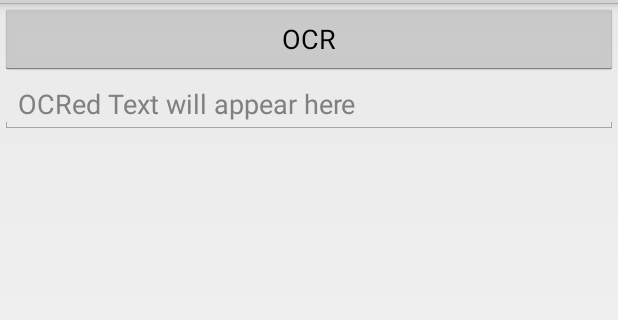
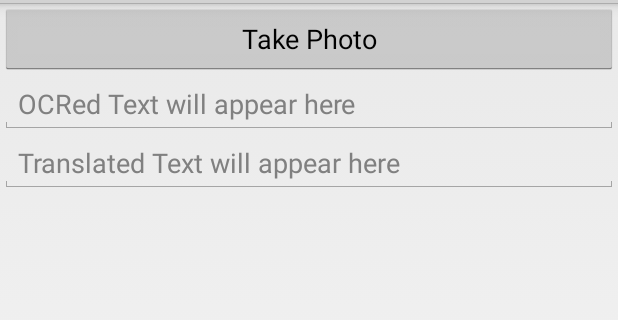
Before and after one commit to accavdar/DroidTranslate, an Android app: the layout main.xml on its own in the app's theme, with its tools: preview values and no code run, on a phone screen of 412 x 824 dp, the part 69-389 px from its top. Run offline under Robolectric (Android 15) with nearby library versions, the phone set to English and light mode, and no system bars.

Commit message:
google translate api is integrated.

```diff
--- a/DroidTranslate/build.gradle
+++ b/DroidTranslate/build.gradle
@@ -4,7 +4,7 @@ buildscript {
     }
 
     dependencies {
-        classpath 'com.android.tools.build:gradle:0.6.+'
+        classpath 'com.android.tools.build:gradle:0.7.+'
     }
 }
 apply plugin: 'android'
--- a/DroidTranslate/src/main/AndroidManifest.xml
+++ b/DroidTranslate/src/main/AndroidManifest.xml
@@ -17,7 +17,7 @@
         <activity
             android:configChanges="orientation|keyboardHidden"
             android:label="@string/app_name"
-            android:name="net.cavdar.android.droidtranslate.SimpleOcrActivity">
+            android:name="ui.SimpleOcrActivity">
             <intent-filter>
                 <action android:name="android.intent.action.MAIN" />
 
@@ -26,6 +26,7 @@
         </activity>
     </application>
 
+    <uses-permission android:name="android.permission.INTERNET" />
     <uses-permission android:name="android.permission.CAMERA" />
     <uses-permission android:name="android.permission.FLASHLIGHT" />
     <uses-permission android:name="android.permission.WRITE_EXTERNAL_STORAGE" />
--- a/DroidTranslate/src/main/res/layout/main.xml
+++ b/DroidTranslate/src/main/res/layout/main.xml
@@ -5,15 +5,21 @@
     android:orientation="vertical">
 
     <Button
-        android:id="@+id/button"
+        android:id="@+id/photo"
         android:layout_width="match_parent"
         android:layout_height="wrap_content"
-        android:text="@string/button_text" />
+        android:text="@string/button_photo" />
 
     <EditText
-        android:id="@+id/field"
+        android:id="@+id/ocred"
         android:layout_width="match_parent"
         android:layout_height="wrap_content"
-        android:hint="@string/text_hint" />
+        android:hint="@string/text_ocr" />
+
+    <EditText
+        android:id="@+id/translated"
+        android:layout_width="match_parent"
+        android:layout_height="wrap_content"
+        android:hint="@string/text_translate" />
 
 </LinearLayout>
--- a/DroidTranslate/src/main/res/values/strings.xml
+++ b/DroidTranslate/src/main/res/values/strings.xml
@@ -2,7 +2,8 @@
 <resources>
 
     <string name="app_name">DroidTranslate</string>
-    <string name="button_text">OCR</string>
-    <string name="text_hint">OCRed Text will appear here</string>
+    <string name="button_photo">Take Photo</string>
+    <string name="text_ocr">OCRed Text will appear here</string>
+    <string name="text_translate">Translated Text will appear here</string>
 
 </resources>
```
Also changed, not shown: DroidTranslate/src/main/java/net/cavdar/android/droidtranslate/domain/Languages.java (added, +22 -0 lines), DroidTranslate/src/main/java/net/cavdar/android/droidtranslate/helper/JsonUtil.java (added, +40 -0 lines), DroidTranslate/src/main/java/net/cavdar/android/droidtranslate/translate/TranslateHandler.java (added, +11 -0 lines), DroidTranslate/src/main/java/net/cavdar/android/droidtranslate/translate/TranslateHelper.java (added, +33 -0 lines), DroidTranslate/src/main/java/net/cavdar/android/droidtranslate/translate/TranslateTask.java (added, +70 -0 lines), DroidTranslate/src/main/java/net/cavdar/android/droidtranslate/ui/SimpleOcrActivity.java (renamed from DroidTranslate/src/main/java/net/cavdar/android/droidtranslate/SimpleOcrActivity.java, +29 -10 lines), gradle/wrapper/gradle-wrapper.properties.
